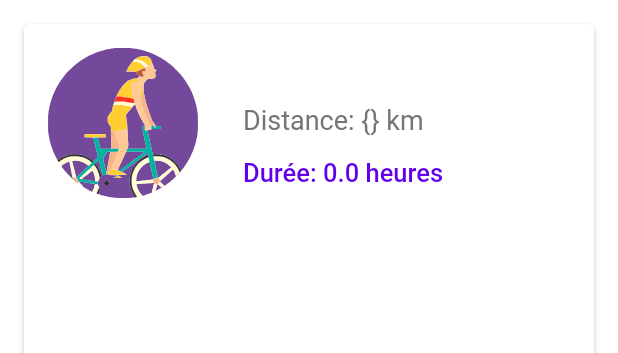
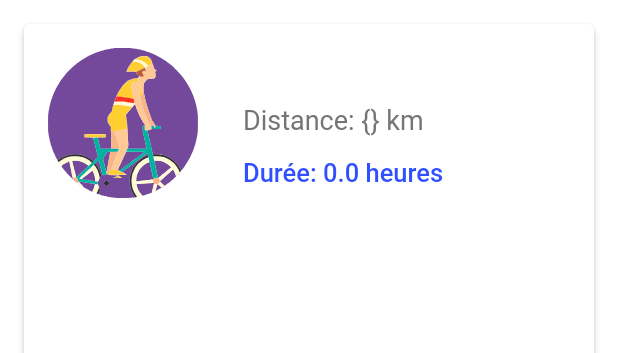
Before and after one commit to soni2261/Runex, a Flutter app: the EntrainementCard widget shown alone on an empty page, opened directly with empty values, on a phone screen of 412 x 824 dp. Shown: the top 353 px of the screen. Run offline on Flutter 3.47's test engine with Material 2 defaults, Android fonts, the phone set to English and light mode, and no system bars; our stand-ins replace cloud_firestore, date_format, firebase_auth, firebase_core, firebase_storage, fl_chart and 8 more; missing offline and left inert: bezier_chart, geocoder; accounts and stored records are empty; network calls fail.

Commit message:
Page historique update

```diff
--- a/runex/lib/Screens/MonEspace/Onglets/Historique/components/entrainement_card.dart
+++ b/runex/lib/Screens/MonEspace/Onglets/Historique/components/entrainement_card.dart
@@ -83,8 +83,10 @@ class EntrainementCard extends StatelessWidget {
                   Text(
                     'Distance: ${map["distance"]} km',
                     style: TextStyle(
-                        /*color: Colors.grey[850],*/ fontSize: 18,
-                        color: Colors.grey[600]),
+                        fontSize: 18,
+                        color: theme.isDark()
+                            ? Colors.grey[400]
+                            : Colors.grey[600]),
                   ),
                   SizedBox(
                     height: 15,
@@ -93,8 +95,10 @@ class EntrainementCard extends StatelessWidget {
                     child: Text(
                       'Durée: $temps heures',
                       style: TextStyle(
-                          /*color: Colors.grey[850],*/ fontSize: 17,
-                          color: Colors.deepPurpleAccent[700],
+                          fontSize: 17,
+                          color: theme.isDark()
+                              ? Colors.indigoAccent[100]
+                              : Colors.indigoAccent[700],
                           fontWeight: FontWeight.w500),
                     ),
                   ),
```
Also changed, not shown: runex/lib/Screens/MonEspace/Onglets/Historique/components/details_entrainement.dart (+28 -4 lines).
